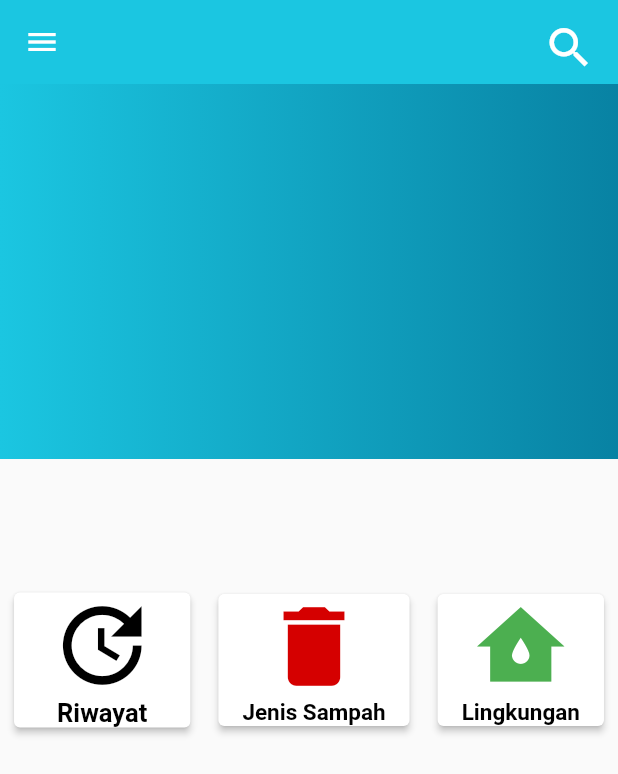
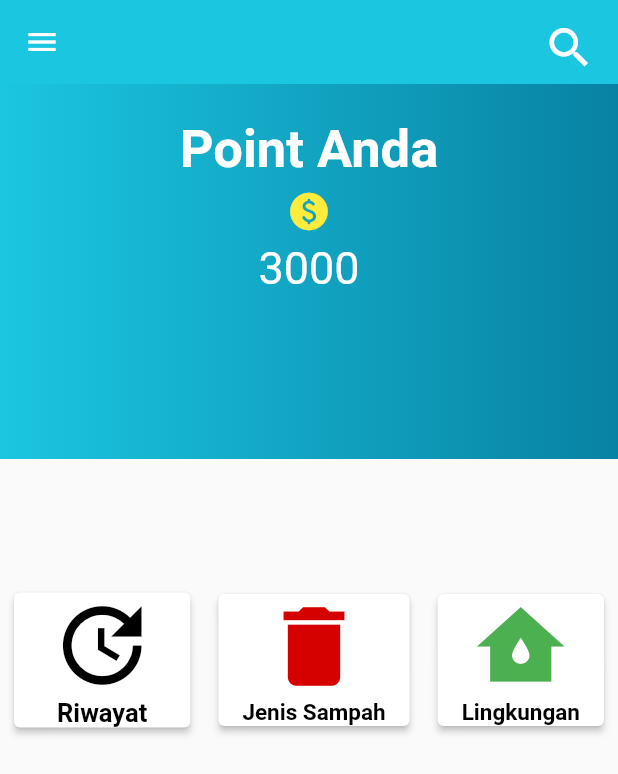
Before and after one commit to dwiponcosuripto4/mbakmu2, a Flutter app: the screen it shows after launch, on a phone screen of 412 x 824 dp. Shown: the top 774 px of the screen. Run offline on Flutter 3.47's test engine with Material 2 defaults, Android fonts, the light colour scheme and no system bars; our stand-ins replace firebase_auth, firebase_core, get; accounts and stored records are empty.

Commit message:
add text and icon to column

```diff
--- a/lib/app/modules/home/views/home_view.dart
+++ b/lib/app/modules/home/views/home_view.dart
@@ -59,7 +59,54 @@ class HomeView extends StatelessWidget {
                 ],
               ),
             ),
+            child: Column(
+              crossAxisAlignment: CrossAxisAlignment.center,
+              children: [
+                Row(
+                  mainAxisAlignment: MainAxisAlignment.center,
+                  children: [
+                    Text(
+                      "Point Anda",
+                      style: TextStyle(
+                          fontSize: 35,
+                          height: 2,
+                          color: Colors.white,
+                          fontWeight: FontWeight.bold),
+                    ),
+                  ],
+                ),
+                Icon(
+                  Icons.paid_rounded,
+                  color: Colors.yellow,
+                  size: 30,
+                ),
+                SizedBox(
+                  height: 5,
+                ),
+                Text(
+                  "3000",
+                  style: TextStyle(
+                    fontSize: 30,
+                    color: Colors.white,
+                  ),
+                ),
+              ],
+            ),
           ),
+          // Expanded(
+          //   child: Row(
+          //     children: [
+          //       Column(
+          //         children: [
+          //           Text(
+          //             "Point Anda",
+          //             style: TextStyle(fontSize: 35),
+          //           )
+          //         ],
+          //       ),
+          //     ],
+          //   ),
+          // ),
           Column(
             mainAxisAlignment: MainAxisAlignment.center,
             children: [
```
